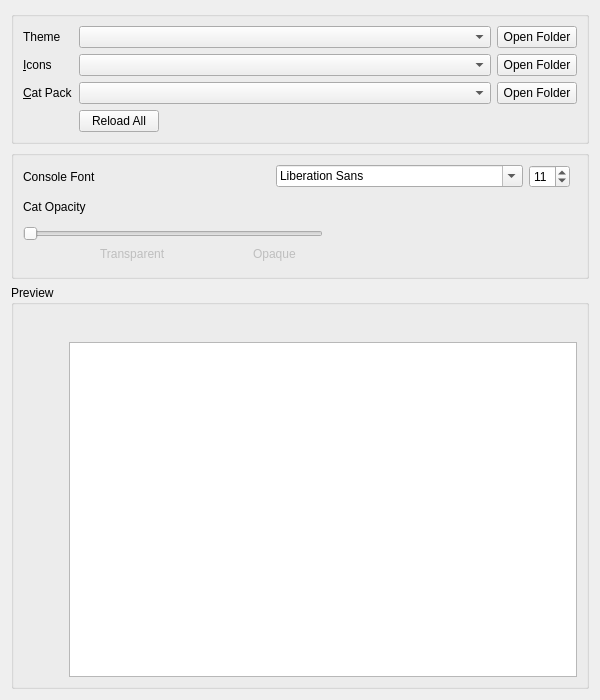
Before: the Qt Designer form launcher/ui/widgets/AppearanceWidget.ui in FreesmTeam/FreesmLauncher, drawn with Qt 5.
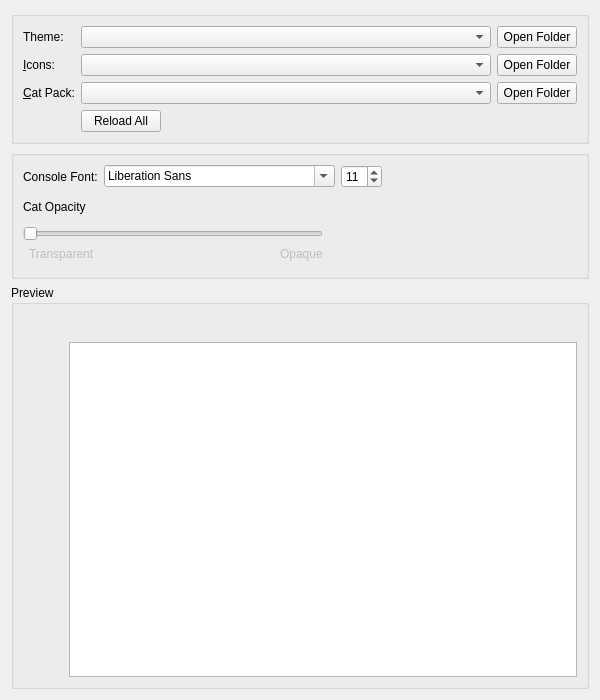
After: the same form once the commit is applied. Icons and pictures are not drawn.

Diff of the .ui file:
```diff
--- a/launcher/ui/widgets/AppearanceWidget.ui
+++ b/launcher/ui/widgets/AppearanceWidget.ui
@@ -61,7 +61,7 @@
         <item row="2" column="0">
          <widget class="QLabel" name="catPackLabel">
           <property name="text">
-           <string>&amp;Cat Pack</string>
+           <string>&amp;Cat Pack:</string>
           </property>
           <property name="buddy">
            <cstring>catPackComboBox</cstring>
@@ -113,7 +113,7 @@
         <item row="0" column="0">
          <widget class="QLabel" name="widgetStyleLabel">
           <property name="text">
-           <string>Theme</string>
+           <string>Theme:</string>
           </property>
           <property name="buddy">
            <cstring>widgetStyleComboBox</cstring>
@@ -123,7 +123,7 @@
         <item row="1" column="0">
          <widget class="QLabel" name="iconsLabel">
           <property name="text">
-           <string>&amp;Icons</string>
+           <string>&amp;Icons:</string>
           </property>
           <property name="buddy">
            <cstring>iconsComboBox</cstring>
@@ -146,7 +146,7 @@
         <item>
          <widget class="QLabel" name="label">
           <property name="text">
-           <string>Console Font</string>
+           <string>Console Font:</string>
           </property>
          </widget>
         </item>
@@ -177,6 +177,12 @@
           <property name="orientation">
            <enum>Qt::Horizontal</enum>
           </property>
+          <property name="sizeHint" stdset="0">
+           <size>
+            <width>0</width>
+            <height>0</height>
+           </size>
+          </property>
          </spacer>
         </item>
        </layout>
@@ -264,6 +270,12 @@
            <property name="orientation">
             <enum>Qt::Horizontal</enum>
            </property>
+           <property name="sizeHint" stdset="0">
+            <size>
+             <width>0</width>
+             <height>0</height>
+            </size>
+           </property>
           </spacer>
          </item>
          <item row="3" column="1">
```
Left out of the diff: 6 changed lines with no effect on the pictures.
